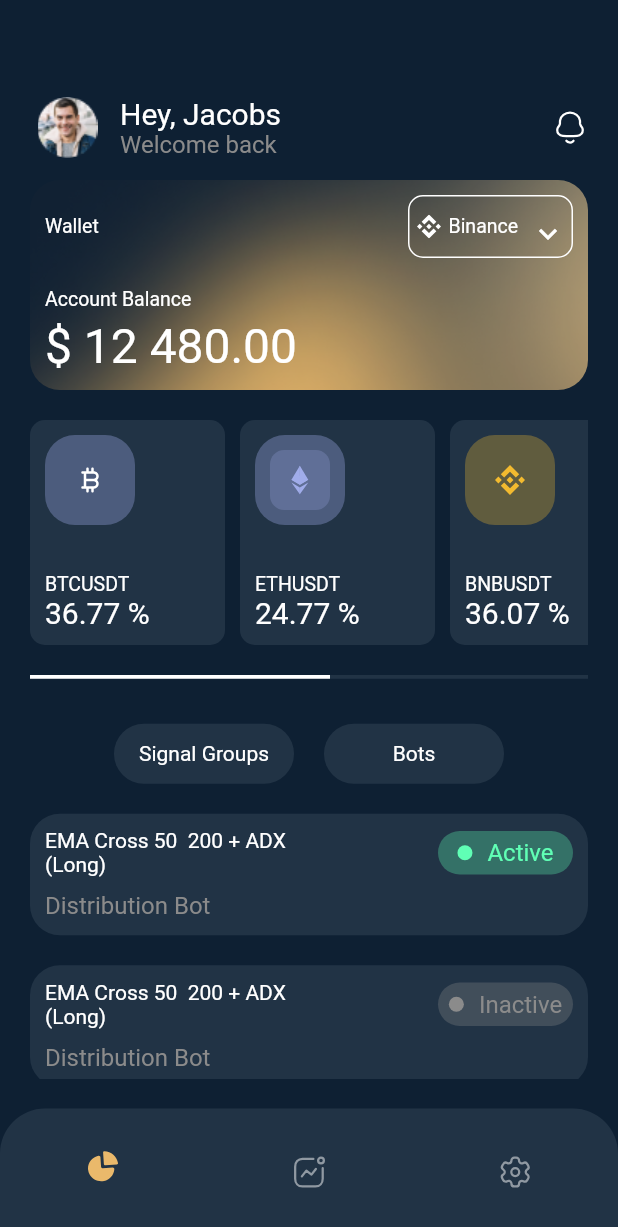
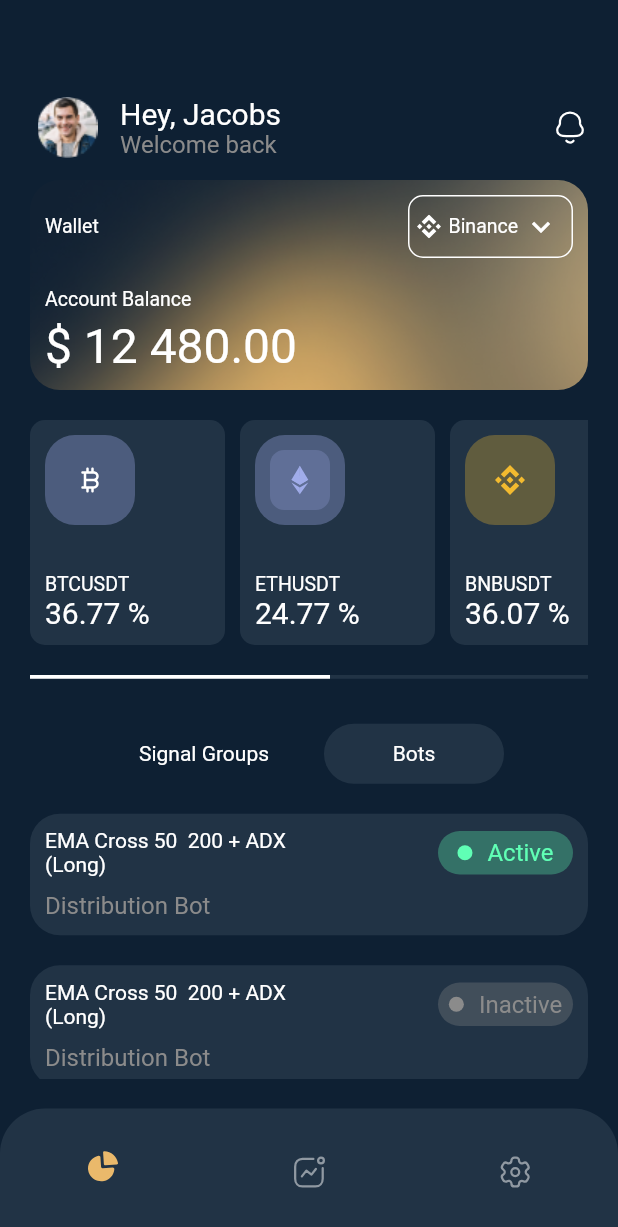
Before and after one commit to Smart-Java/coding-test, a Flutter app: the HomePageScaffoldWidget screen opened directly, on a phone screen of 412 x 824 dp. Shown: the top 1227 px of the screen. Run offline on Flutter 3.47's test engine with Material 2 defaults, Android fonts, the phone set to English and light mode, and no system bars; our stand-ins replace auto_route, connectivity_plus, dio, either_dart, equatable, flutter_bloc and 6 more; missing offline and left inert: a package; accounts and stored records are empty.

Commit message:
fix: Fixing bad UI design and as well including the documentation of the readme of the project

```diff
--- a/lib/presentation/homePage/widget/home_transactions_list_widget.dart
+++ b/lib/presentation/homePage/widget/home_transactions_list_widget.dart
@@ -14,7 +14,7 @@ class HomeTransactionsListWidget extends StatefulWidget {
 
 class _HomeTransactionsListWidgetState
     extends State<HomeTransactionsListWidget> {
-  bool optionSelected = true;
+  int optionIndex = 1;
   List<HomeTxnModel> txn = const [
     HomeTxnModel(
       title: 'EMA Cross 50  200 + ADX\n(Long)',
@@ -32,6 +32,7 @@ class _HomeTransactionsListWidgetState
       isItActive: true,
     ),
   ];
+
   @override
   Widget build(BuildContext context) {
     return Column(
@@ -41,11 +42,29 @@ class _HomeTransactionsListWidgetState
         Row(
           mainAxisAlignment: MainAxisAlignment.center,
           children: [
-            txnOptions(title: 'Signal Groups', selected: optionSelected),
+            GestureDetector(
+              onTap: () {
+                setState(() {
+                  optionIndex = 0;
+                });
+              },
+              child: txnOptions(
+                title: 'Signal Groups',
+                selected: optionIndex == 0 ? true : false,
+              ),
+            ),
             const AppSpacerWidget(
               width: 20.0,
             ),
-            txnOptions(title: 'Bots', selected: optionSelected),
+            GestureDetector(
+              onTap: () {
+                setState(() {
+                  optionIndex = 1;
+                });
+              },
+              child: txnOptions(
+                  title: 'Bots', selected: optionIndex == 1 ? true : false),
+            ),
           ],
         ),
         const AppSpacerWidget(
--- a/lib/presentation/homePage/widget/home_wallet_info_widget.dart
+++ b/lib/presentation/homePage/widget/home_wallet_info_widget.dart
@@ -64,9 +64,9 @@ class HomeWalletInfoWidget extends StatelessWidget {
                           ),
                         ),
                         Expanded(
-                          child: IconButton(
-                            onPressed: () {},
-                            icon: const Icon(
+                          child: GestureDetector(
+                            onTap: () {},
+                            child: const Icon(
                               Icons.keyboard_arrow_down,
                               color: AppColors.whiteColor,
                             ),
```
Also changed, not shown: lib/presentation/authenticationPage/widget/authentication_login_widget.dart (+10 -9 lines), lib/domain/homeTxnModel/home_txn_class.dart (deleted), 1 other file.
